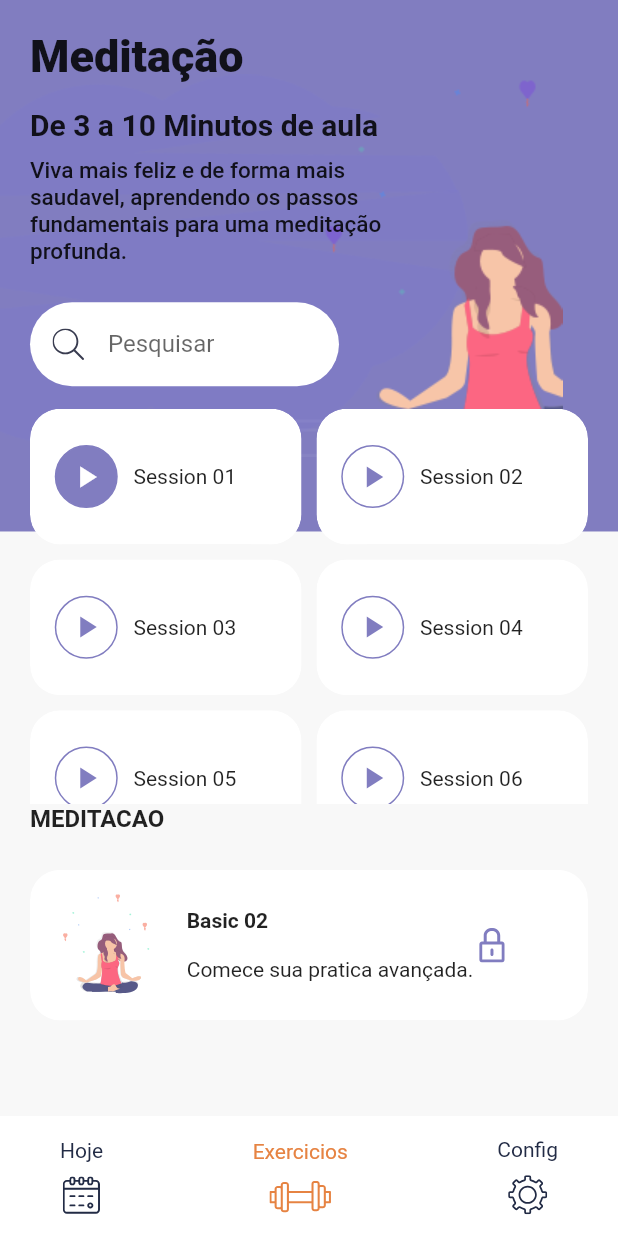
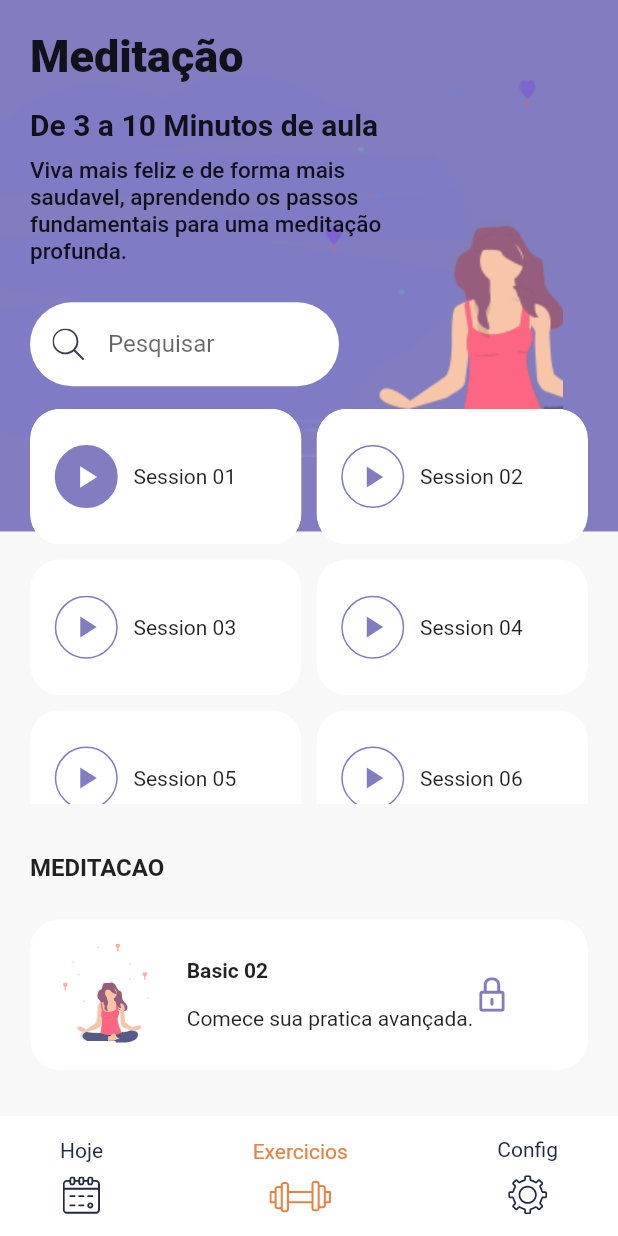
Before and after one commit to NathanaelDelfino/meditation_app, a Flutter app: the DetailsScreen screen opened directly, on a phone screen of 412 x 824 dp. Run offline on Flutter 3.47's test engine with Material 2 defaults, Android fonts, the phone set to English and light mode, and no system bars; our stand-ins replace flutter_svg.

Commit message:
:up: espaçamento no menu de exercício

```diff
--- a/lib/screens/details_screen.dart
+++ b/lib/screens/details_screen.dart
@@ -89,9 +89,16 @@ class DetailsScreen extends StatelessWidget {
                             SessionCard(title: 'Session 04'),
                             SessionCard(title: 'Session 05'),
                             SessionCard(title: 'Session 06'),
+                            SessionCard(title: 'Session 06'),
+                            SessionCard(title: 'Session 06'),
+                            SessionCard(title: 'Session 06'),
+                            SessionCard(title: 'Session 06'),
                           ],
                         ),
                       ),
+                    ),
+                    SizedBox(
+                      height: size.height * 0.04,
                     ),
                     Text(
                       'MEDITACAO',
```
